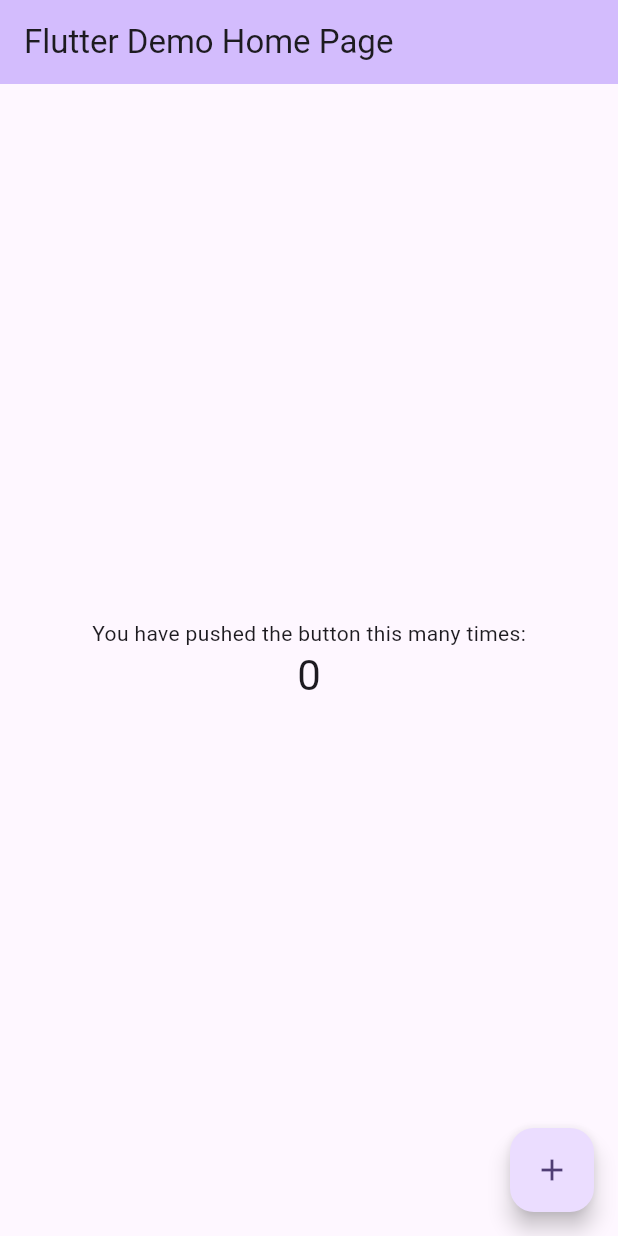
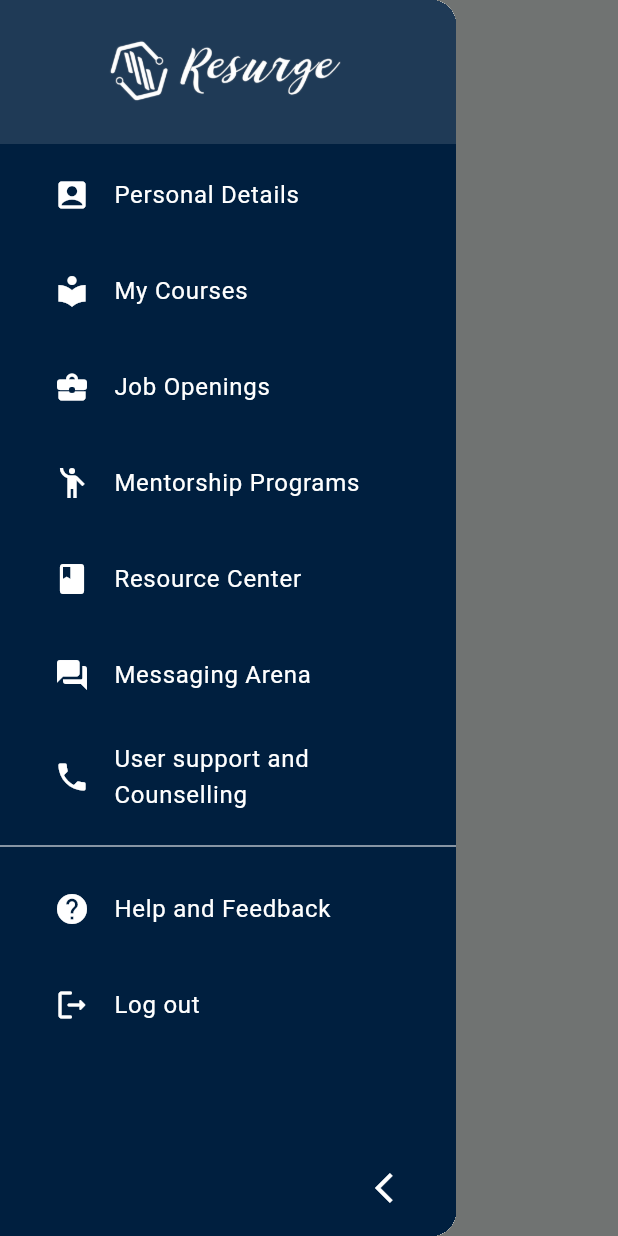
Before and after one commit to Lekhya25/GSolns-Resurge, a Flutter app: the screen it shows after launch, with the side drawer open (before the commit the screen has no drawer), on a phone screen of 412 x 824 dp. Run offline on Flutter 3.47's test engine with Material 3 defaults, Android fonts, the phone set to English and light mode, and no system bars; Roboto replaces fonts that are missing (CustomIcons).

Commit message:
Added code for menubar

```diff
--- /dev/null
+++ b/lib/data/menu_items.dart
@@ -0,0 +1,17 @@
+import 'package:resurge2/model/menu_item.dart';
+import 'package:flutter/material.dart';
+
+final itemsFirst = [
+  const MenuItem(title: 'Personal Details', icon: Icons.account_box_rounded),
+  const MenuItem(title: 'My Courses', icon: Icons.local_library_sharp),
+  const MenuItem(title: 'Job Openings', icon: Icons.business_center_rounded),
+  const MenuItem(title: 'Mentorship Programs', icon: Icons.emoji_people),
+  const MenuItem(title: 'Resource Center', icon: Icons.book),
+  const MenuItem(title: 'Messaging Arena', icon: Icons.question_answer_rounded),
+  const MenuItem(title: 'User support and Counselling', icon: Icons.phone),
+];
+
+final itemsSecond = [
+  const MenuItem(title: 'Help and Feedback', icon: Icons.help),
+  const MenuItem(title: 'Log out', icon: Icons.logout_rounded),
+];
--- a/lib/main.dart
+++ b/lib/main.dart
@@ -1,125 +1,53 @@
+import 'package:resurge2/provider/menubar_provider.dart';
+import 'package:resurge2/widgets/menubar.dart';
 import 'package:flutter/material.dart';
+import 'package:flutter/services.dart';
+import 'package:provider/provider.dart';
 
-void main() {
+Future main() async {
+  WidgetsFlutterBinding.ensureInitialized();
+  await SystemChrome.setPreferredOrientations([
+    DeviceOrientation.portraitUp,
+    DeviceOrientation.portraitDown,
+  ]);
+
   runApp(const MyApp());
 }
 
 class MyApp extends StatelessWidget {
+  static const String title = 'Resurge';
+
   const MyApp({super.key});
 
-  // This widget is the root of your application.
   @override
-  Widget build(BuildContext context) {
-    return MaterialApp(
-      title: 'Flutter Demo',
-      theme: ThemeData(
-        // This is the theme of your application.
-        //
-        // TRY THIS: Try running your application with "flutter run". You'll see
-        // the application has a purple toolbar. Then, without quitting the app,
-        // try changing the seedColor in the colorScheme below to Colors.green
-        // and then invoke "hot reload" (save your changes or press the "hot
-        // reload" button in a Flutter-supported IDE, or press "r" if you used
-        // the command line to start the app).
-        //
-        // Notice that the counter didn't reset back to zero; the application
-        // state is not lost during the reload. To reset the state, use hot
-        // restart instead.
-        //
-        // This works for code too, not just values: Most code changes can be
-        // tested with just a hot reload.
-        colorScheme: ColorScheme.fromSeed(seedColor: Colors.deepPurple),
-        useMaterial3: true,
+  Widget build(BuildContext context) => ChangeNotifierProvider(
+        create: (context) => NavigationProvider(),
+        child: MaterialApp(
+          debugShowCheckedModeBanner: false,
+          title: title,
+          theme: ThemeData(
+            colorScheme: ColorScheme.fromSeed(seedColor: const Color(0x00f0faf8)),
+            useMaterial3: true,
+            fontFamily: 'CustomIcons',
       ),
-      home: const MyHomePage(title: 'Flutter Demo Home Page'),
-    );
-  }
+          home: MainPage(),
+        ),
+      );
 }
 
-class MyHomePage extends StatefulWidget {
-  const MyHomePage({super.key, required this.title});
-
-  // This widget is the home page of your application. It is stateful, meaning
-  // that it has a State object (defined below) that contains fields that affect
-  // how it looks.
-
-  // This class is the configuration for the state. It holds the values (in this
-  // case the title) provided by the parent (in this case the App widget) and
-  // used by the build method of the State. Fields in a Widget subclass are
-  // always marked "final".
-
-  final String title;
-
+class MainPage extends StatefulWidget {
   @override
-  State<MyHomePage> createState() => _MyHomePageState();
+  _MainPageState createState() => _MainPageState();
 }
 
-class _MyHomePageState extends State<MyHomePage> {
-  int _counter = 0;
-
-  void _incrementCounter() {
-    setState(() {
-      // This call to setState tells the Flutter framework that something has
-      // changed in this State, which causes it to rerun the build method below
-      // so that the display can reflect the updated values. If we changed
-      // _counter without calling setState(), then the build method would not be
-      // called again, and so nothing would appear to happen.
-      _counter++;
-    });
-  }
-
+class _MainPageState extends State<MainPage> {
   @override
-  Widget build(BuildContext context) {
-    // This method is rerun every time setState is called, for instance as done
-    // by the _incrementCounter method above.
-    //
-    // The Flutter framework has been optimized to make rerunning build methods
-    // fast, so that you can just rebuild anything that needs updating rather
-    // than having to individually change instances of widgets.
-    return Scaffold(
-      appBar: AppBar(
-        // TRY THIS: Try changing the color here to a specific color (to
-        // Colors.amber, perhaps?) and trigger a hot reload to see the AppBar
-        // change color while the other colors stay the same.
-        backgroundColor: Theme.of(context).colorScheme.inversePrimary,
-        // Here we take the value from the MyHomePage object that was created by
-        // the App.build method, and use it to set our appbar title.
-        title: Text(widget.title),
-      ),
-      body: Center(
-        // Center is a layout widget. It takes a single child and positions it
-        // in the middle of the parent.
-        child: Column(
-          // Column is also a layout widget. It takes a list of children and
-          // arranges them vertically. By default, it sizes itself to fit its
-          // children horizontally, and tries to be as tall as its parent.
-          //
-          // Column has various properties to control how it sizes itself and
-          // how it positions its children. Here we use mainAxisAlignment to
-          // center the children vertically; the main axis here is the vertical
-          // axis because Columns are vertical (the cross axis would be
-          // horizontal).
-          //
-          // TRY THIS: Invoke "debug painting" (choose the "Toggle Debug Paint"
-          // action in the IDE, or press "p" in the console), to see the
-          // wireframe for each widget.
-          mainAxisAlignment: MainAxisAlignment.center,
-          children: <Widget>[
-            const Text(
-              'You have pushed the button this many times:',
-            ),
-            Text(
-              '$_counter',
-              style: Theme.of(context).textTheme.headlineMedium,
-            ),
-          ],
+  Widget build(BuildContext context) => Scaffold(
+        drawer: NavigationDrawerWidget(),
+        appBar: AppBar(
+          backgroundColor: const Color(0x00a8f1e4),
+          title: Text(MyApp.title),
+          centerTitle: true,
         ),
-      ),
-      floatingActionButton: FloatingActionButton(
-        onPressed: _incrementCounter,
-        tooltip: 'Increment',
-        child: const Icon(Icons.add),
-      ), // This trailing comma makes auto-formatting nicer for build methods.
-    );
-  }
+      );
 }
--- /dev/null
+++ b/lib/model/menu_item.dart
@@ -0,0 +1,11 @@
+import 'package:flutter/material.dart';
+
+class MenuItem {
+  final String title;
+  final IconData icon;
+
+  const MenuItem({
+    required this.title,
+    required this.icon,
+  });
+}
--- /dev/null
+++ b/lib/provider/menubar_provider.dart
@@ -0,0 +1,13 @@
+import 'package:flutter/material.dart';
+
+class NavigationProvider extends ChangeNotifier {
+  bool _isCollapsed = false;
+
+  bool get isCollapsed => _isCollapsed;
+
+  void toggleIsCollapsed() {
+    _isCollapsed = !isCollapsed;
+
+    notifyListeners();
+  }
+}
--- /dev/null
+++ b/lib/widgets/menubar.dart
@@ -0,0 +1,184 @@
+import 'package:resurge2/data/menu_items.dart';
+import 'package:resurge2/model/menu_item.dart';
+import 'package:resurge2/provider/menubar_provider.dart';
+import 'package:flutter/material.dart';
+import 'package:provider/provider.dart';
+
+class NavigationDrawerWidget extends StatelessWidget {
+  final padding = EdgeInsets.symmetric(horizontal: 20);
+
+  @override
+  Widget build(BuildContext context) {
+    final safeArea =
+        EdgeInsets.only(top: MediaQuery.of(context).viewPadding.top);
+
+    final provider = Provider.of<NavigationProvider>(context);
+    final isCollapsed = provider.isCollapsed;
+
+    return Container(
+      width: isCollapsed ? MediaQuery.of(context).size.width * 0.2 : null,
+      child: Drawer(
+        child: Container(
+          color: Color.fromARGB(255, 0, 31, 63),
+          child: Column(
+            children: [
+              Container(
+                padding: EdgeInsets.symmetric(vertical: 24).add(safeArea),
+                width: double.infinity,
+                color: Colors.white12,
+                child: buildHeader(isCollapsed),
+              ),
+              const SizedBox(height: 6),
+              buildList(items: itemsFirst, isCollapsed: isCollapsed),
+              const SizedBox(height: 6),
+              Divider(color: Colors.white70),
+              const SizedBox(height: 6),
+              buildList(
+                indexOffset: itemsFirst.length,
+                items: itemsSecond,
+                isCollapsed: isCollapsed,
+              ),
+              Spacer(),
+              buildCollapseIcon(context, isCollapsed),
+              const SizedBox(height: 6),
+            ],
+          ),
+        ),
+      ),
+    );
+  }
+
+  Widget buildList({
+    required bool isCollapsed,
+    required List<MenuItem> items,
+    int indexOffset = 0,
+  }) =>
+      ListView.separated(
+        padding: isCollapsed ? EdgeInsets.zero : padding,
+        shrinkWrap: true,
+        primary: false,
+        itemCount: items.length,
+        separatorBuilder: (context, index) => SizedBox(height: 8),
+        itemBuilder: (context, index) {
+          final item = items[index];
+
+          return buildMenuItem(
+            isCollapsed: isCollapsed,
+            text: item.title,
+            icon: item.icon,
+            // onClicked: () => selectItem(context, indexOffset + index),
+          );
+        },
+      );
+
+/*
+  void selectItem(BuildContext context, int index) {
+    final navigateTo = (page) => Navigator.of(context).push(MaterialPageRoute(
+          builder: (context) => page,
+        ));
+
+    Navigator.of(context).pop();
+
+    switch (index) {
+      case 0:
+        navigateTo(GetStartedPage());
+        break;
+      case 1:
+        navigateTo(SamplesPage());
+        break;
+      case 2:
+        navigateTo(TestingPage());
+        break;
+      case 3:
+        navigateTo(PerformancePage());
+        break;
+      case 4:
+        navigateTo(DeploymentPage());
+        break;
+      case 5:
+        navigateTo(ResourcesPage());
+        break;
+    }
+*/
+  }
+
+  Widget buildMenuItem({
+    required bool isCollapsed,
+    required String text,
+    required IconData icon,
+    VoidCallback? onClicked,
+  }) {
+    final color = Colors.white;
+    final leading = Icon(icon, color: color);
+
+    return Material(
+      color: Colors.transparent,
+      child: isCollapsed
+          ? ListTile(
+              title: leading,
+              onTap: onClicked,
+            )
+          : ListTile(
+              leading: leading,
+              title: Text(text, style: TextStyle(color: color, fontSize: 16)),
+              onTap: onClicked,
+            ),
+    );
+  }
+
+  Widget buildCollapseIcon(BuildContext context, bool isCollapsed) {
+    final double size = 52;
+    final icon = isCollapsed ? Icons.arrow_forward_ios : Icons.arrow_back_ios;
+    final alignment = isCollapsed ? Alignment.center : Alignment.centerRight;
+    final margin = isCollapsed ? null : EdgeInsets.only(right: 16);
+    final width = isCollapsed ? double.infinity : size;
+
+    return Container(
+      alignment: alignment,
+      margin: margin,
+      child: Material(
+        color: Colors.transparent,
+        child: InkWell(
+          child: Container(
+            width: width,
+            height: size,
+            child: Icon(icon, color: Colors.white),
+          ),
+          onTap: () {
+            final provider =
+                Provider.of<NavigationProvider>(context, listen: false);
+
+            provider.toggleIsCollapsed();
+          },
+        ),
+      ),
+    );
+  }
+
+/*
+  Widget buildHeader(bool isCollapsed) => isCollapsed
+      ? FlutterLogo(size: 24)
+      : Row(
+          children: [
+            const SizedBox(width: 24),
+            FlutterLogo(size: 28),
+            const SizedBox(width: 16),
+            Text(
+              'Resurge',
+              style: TextStyle(fontSize: 28, color: Colors.white),
+            ),
+          ],
+        );
+*/
+
+  Widget buildHeader(bool isCollapsed) => isCollapsed
+      ? Image.asset(
+          'assets/images/App_logo-_Long-2-removebg-preview.png', // Replace with the actual path to your image
+          height: 48, // Adjust the height as needed
+          width: 48,  // Adjust the width as needed
+        )
+      : Image.asset(
+          'assets/images/App_logo-_Long-2-removebg-preview.png', // Replace with the actual path to your image
+          height: 48, // Adjust the height as needed
+          width: 48,  // Adjust the width as needed
+        );
```
Also changed, not shown: lib/pages/home.dart (deleted, +0 -101 lines), lib/pages/login.dart (deleted, +0 -195 lines), pubspec.yaml (+13 -52 lines), assets/images/App_icon.png (added), assets/images/App_logo-_Long-2-removebg-preview.png (added), assets/images/App_logo-_Long-removebg-preview.png (added), assets/images/background.png (added), images/google.png (deleted), images/template_cpy.jpg (deleted), pubspec.lock, 19 other files.
